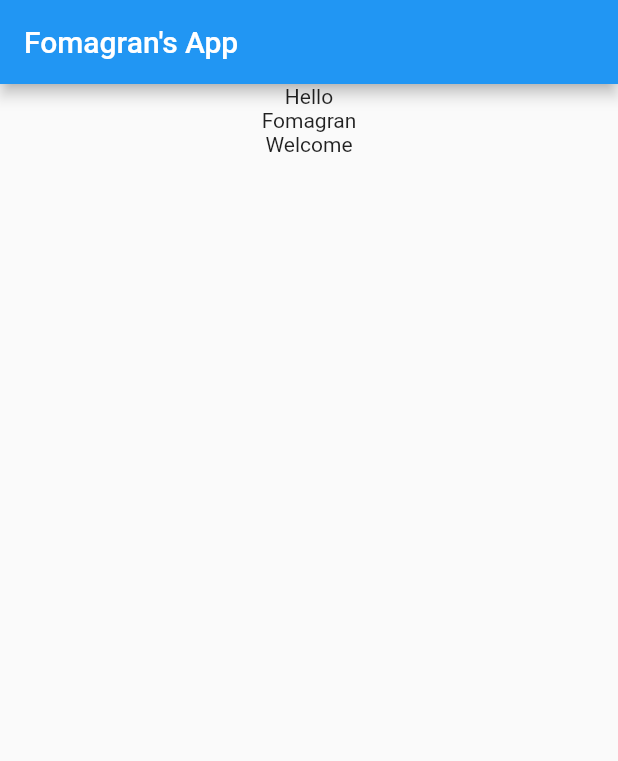
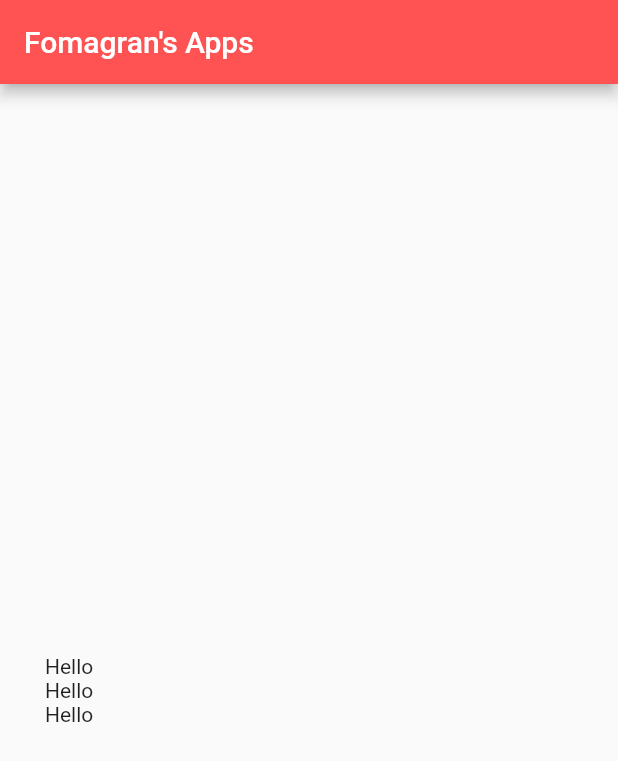
Before and after one commit to fomagran/Flutter-Example, a Flutter app: the screen it shows after launch, on a phone screen of 412 x 824 dp. Shown: the top 761 px of the screen. Run offline on Flutter 3.47's test engine with Material 2 defaults, Android fonts, the phone set to English and light mode, and no system bars.

Commit message:
EdgeInsets.fromLTRB로 패딩주고 MainAxisAlignment.center로 vertical 중앙에 배치

```diff
--- a/lib/main.dart
+++ b/lib/main.dart
@@ -26,17 +26,19 @@ class MyHomePage extends StatelessWidget {
   Widget build(BuildContext context) {
     //Scaffold는 요소를 다양하게 배치할 수 있도록 하는 발판
     return Scaffold(
-      //앱바를 정함.
-      appBar: AppBar(
-        title: Text("Fomagran's App"),
-      ),
-      //body를 가운데로 정렬
-      body: Center(
-        //Column은 세로로 배치한다.
-        child: Column(
-          children: <Widget>[Text("Hello"), Text("Fomagran"), Text("Welcome")],
+        //앱바를 정함.
+        appBar: AppBar(
+          title: Text("Fomagran's Apps"),
+          backgroundColor: Colors.redAccent,
         ),
-      ),
-    );
+        body: Padding(
+          //각 left,top,right,bottom패딩 정해주는 메소드
+          padding: EdgeInsets.fromLTRB(30.0, 40.0, 0.0, 0.0),
+          child: Column(
+            //vertical 중앙에 배치하기
+            mainAxisAlignment: MainAxisAlignment.center,
+            children: <Widget>[Text("Hello"), Text("Hello"), Text("Hello")],
+          ),
+        ));
   }
 }
```
